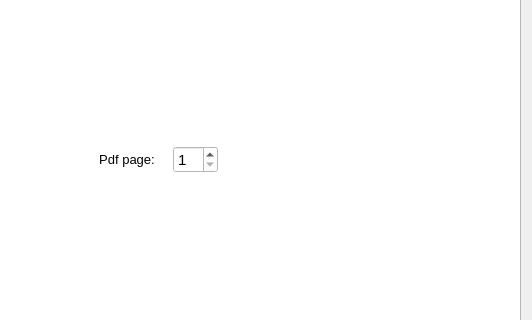
The window that trunk/mainwindow.ui (MosheWagner/Orayta-QT) describes before a commit, drawn with Qt 5; both pictures show x 557 to 1089 and y 206 to 526 of the 1089 by 717 pixel window.
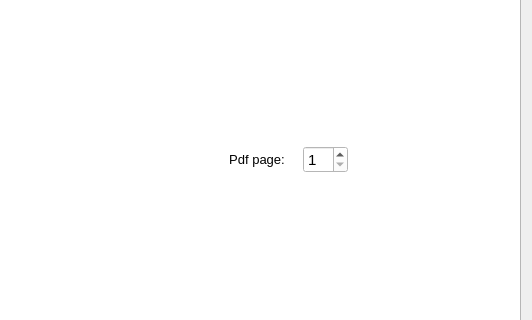
The same window after the commit. Icons and pictures are not drawn. Custom widgets are drawn as their Qt base class.

The edit to the form file:
```diff
--- a/trunk/mainwindow.ui
+++ b/trunk/mainwindow.ui
@@ -686,27 +686,7 @@
            </widget>
           </item>
           <item>
-           <widget class="QPushButton" name="spaceButton_4">
-            <property name="text">
-             <string/>
-            </property>
-            <property name="flat">
-             <bool>true</bool>
-            </property>
-           </widget>
-          </item>
-          <item>
-           <widget class="QPushButton" name="spaceButton_3">
-            <property name="text">
-             <string/>
-            </property>
-            <property name="flat">
-             <bool>true</bool>
-            </property>
-           </widget>
-          </item>
-          <item>
-           <widget class="QPushButton" name="newTabButton">
+           <widget class="QToolButton" name="newTabButton">
             <property name="toolTip">
              <string>Open new tab</string>
             </property>
@@ -723,7 +703,7 @@
               <height>18</height>
              </size>
             </property>
-            <property name="flat">
+            <property name="autoRaise">
              <bool>true</bool>
             </property>
            </widget>
```
Left out of the diff: 14 changed lines with no effect on the pictures.
